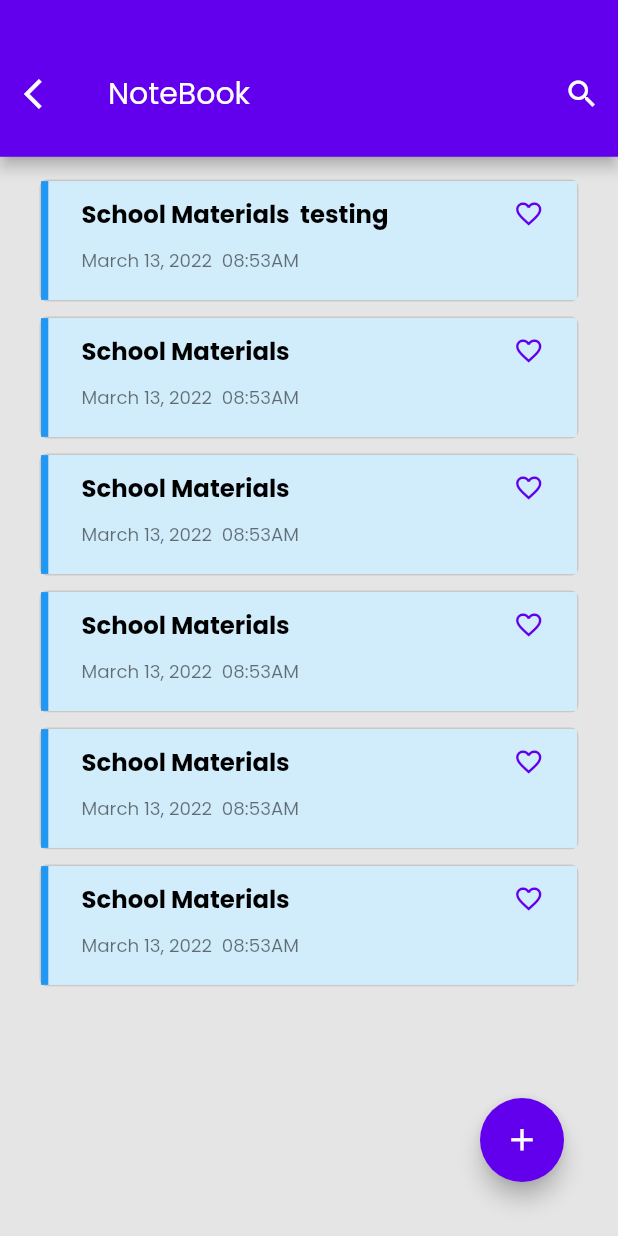
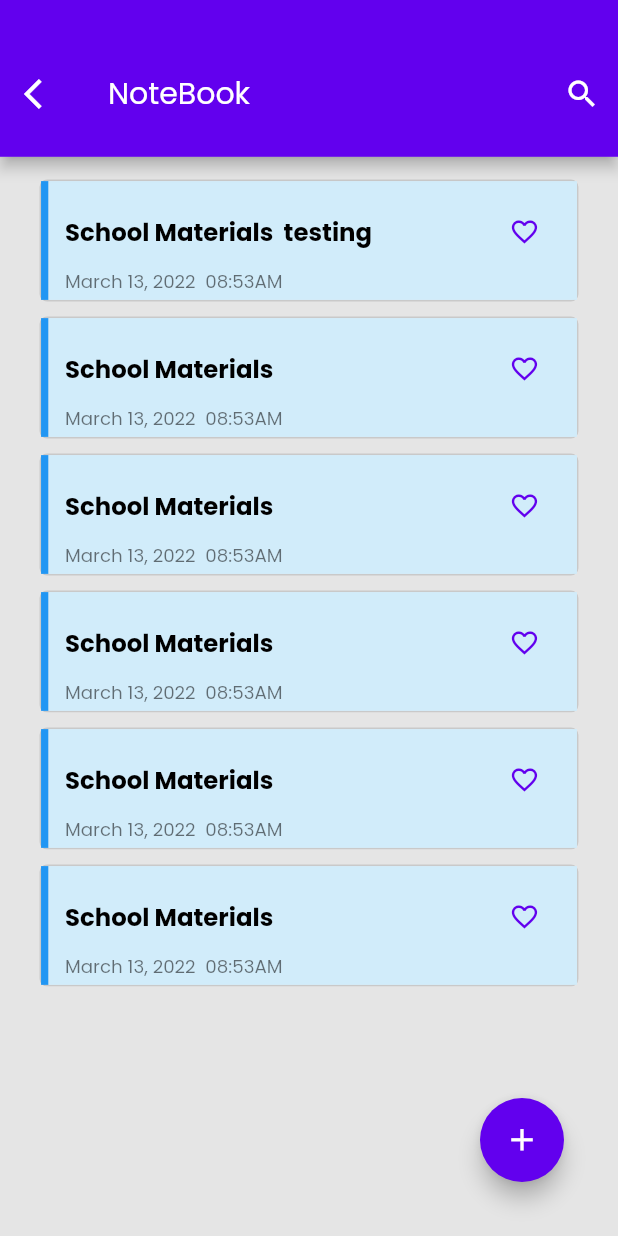
Before and after one commit to kolikay/Scholars_padi, a Flutter app: the NoteBookScreen1 screen opened directly, on a phone screen of 412 x 824 dp. Run offline on Flutter 3.47's test engine with Material 2 defaults, Android fonts, the phone set to English and light mode, and no system bars; drawn by our look-alikes of flutter_slidable; our stand-ins replace carousel_slider, flutter_riverpod, flutter_screenutil, google_fonts, image_picker, pin_code_fields and 1 more; missing offline and left inert: simple_connection_checker.

Commit message:
notebook cards screens

```diff
--- a/lib/screens/note_book_screens/views/note_book_screen1.dart
+++ b/lib/screens/note_book_screens/views/note_book_screen1.dart
@@ -4,10 +4,11 @@ import 'package:scholars_padi/widgets/reusesable_widget/reusable_app_bar1.dart';
 import 'package:flutter_screenutil/flutter_screenutil.dart';
 import 'package:scholars_padi/widgets/reusesable_widget/normal_text.dart';
 import 'package:flutter_slidable/flutter_slidable.dart';
+import 'package:scholars_padi/widgets/utils/snack_bar.dart';
 
 List<MaterialCards> card = List.of(allCards);
 
-List<MaterialCards> allCards = const  [
+List<MaterialCards> allCards = const [
   MaterialCards(
     cardColor1: Colors.blue,
     cardDate: 'March 13, 2022  08:53AM',
@@ -128,7 +129,6 @@ class _NoteBookScreen1State extends State<NoteBookScreen1> {
                                 color: Colors.red,
                                 icon: Icons.delete,
                                 onTap: () {
-
                                   onDismissed(index);
                                 },
                               )
@@ -163,14 +163,14 @@ class _NoteBookScreen1State extends State<NoteBookScreen1> {
   }
 
   void onDismissed(int index) {
-    // print(card[index].cardMessage);
     setState(() {
       card.removeAt(index);
+      ShowSnackBar.openSnackBar(context, 'Item Deleted', 'Undo', () {});
     });
   }
 }
 
-class MaterialCards extends StatelessWidget {
+class MaterialCards extends StatefulWidget {
   const MaterialCards({
     Key? key,
     required this.cardMessage,
@@ -185,6 +185,12 @@ class MaterialCards extends StatelessWidget {
   final Color cardColor2;
 
   @override
+  State<MaterialCards> createState() => _MaterialCardsState();
+}
+
+class _MaterialCardsState extends State<MaterialCards> {
+  bool tapped = false;
+  @override
   Widget build(BuildContext context) {
     return Container(
       width: 327.w,
@@ -196,14 +202,14 @@ class MaterialCards extends StatelessWidget {
         children: [
           Container(
             width: 5,
-            color: cardColor1,
+            color: widget.cardColor1,
           ),
           Expanded(
             child: Container(
-              color: cardColor2,
+              color: widget.cardColor2,
               child: Padding(
                 padding:
-                    EdgeInsets.symmetric(horizontal: 20.0.w, vertical: 10.h),
+                    EdgeInsets.symmetric(horizontal: 10.0.w, vertical: 10.h),
                 child: Column(
                   mainAxisAlignment: MainAxisAlignment.start,
                   crossAxisAlignment: CrossAxisAlignment.start,
@@ -212,23 +218,27 @@ class MaterialCards extends StatelessWidget {
                       mainAxisAlignment: MainAxisAlignment.spaceBetween,
                       children: [
                         NormalText(
-                          text: cardMessage,
+                          text: widget.cardMessage,
                           fontWeight: FontWeight.bold,
                           color: Colors.black,
                           size: 16.sp,
                         ),
-                        Icon(
-                          Icons.favorite_border,
-                          color: AppColor.mainColor,
-                          size: 20.sp,
+                        IconButton(
+                          onPressed: () {
+                            setState(() {
+                              tapped = !tapped;
+                            });
+                          },
+                          icon: Icon(
+                            !tapped ? Icons.favorite_border : Icons.favorite,
+                            color: AppColor.mainColor,
+                            size: 20.sp,
+                          ),
                         )
                       ],
                     ),
-                    SizedBox(
-                      height: 10.h,
-                    ),
                     NormalText(
-                      text: cardDate,
+                      text: widget.cardDate,
                       color: AppColor.dullBlack,
                       size: 12.sp,
                     ),
```
